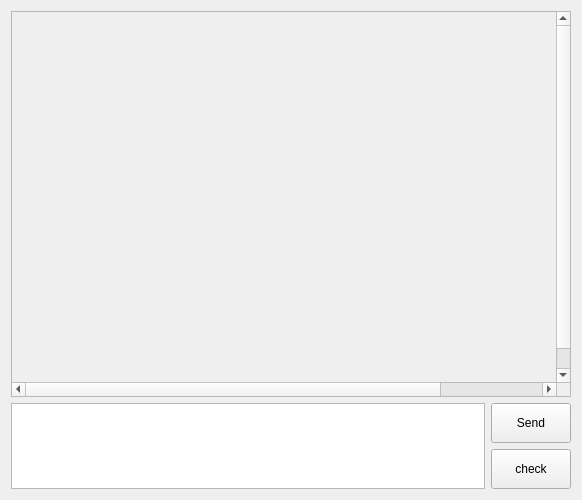
The window that UI/ChatWidget.ui (HATTER-LONG/Verbiverse) describes before a commit, drawn with Qt 5.
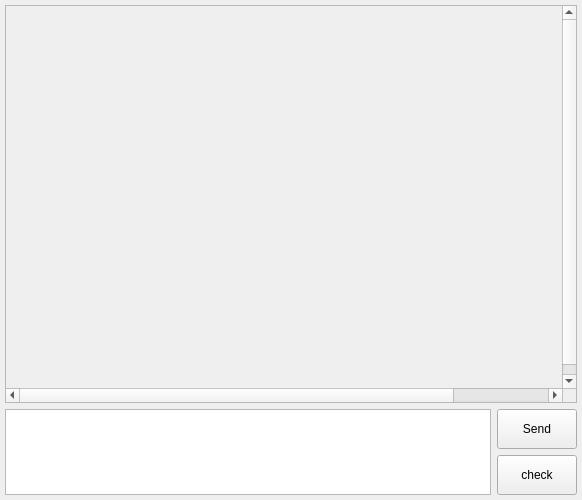
The same window after the commit. Custom widgets are drawn as their Qt base class.

What changed in the file:
```diff
--- a/UI/ChatWidget.ui
+++ b/UI/ChatWidget.ui
@@ -14,6 +14,18 @@
    <string>Form</string>
   </property>
   <layout class="QGridLayout" name="gridLayout">
+   <property name="leftMargin">
+    <number>5</number>
+   </property>
+   <property name="topMargin">
+    <number>5</number>
+   </property>
+   <property name="rightMargin">
+    <number>5</number>
+   </property>
+   <property name="bottomMargin">
+    <number>5</number>
+   </property>
    <item row="0" column="0">
     <layout class="QVBoxLayout" name="verticalLayout_5">
      <item>
```
